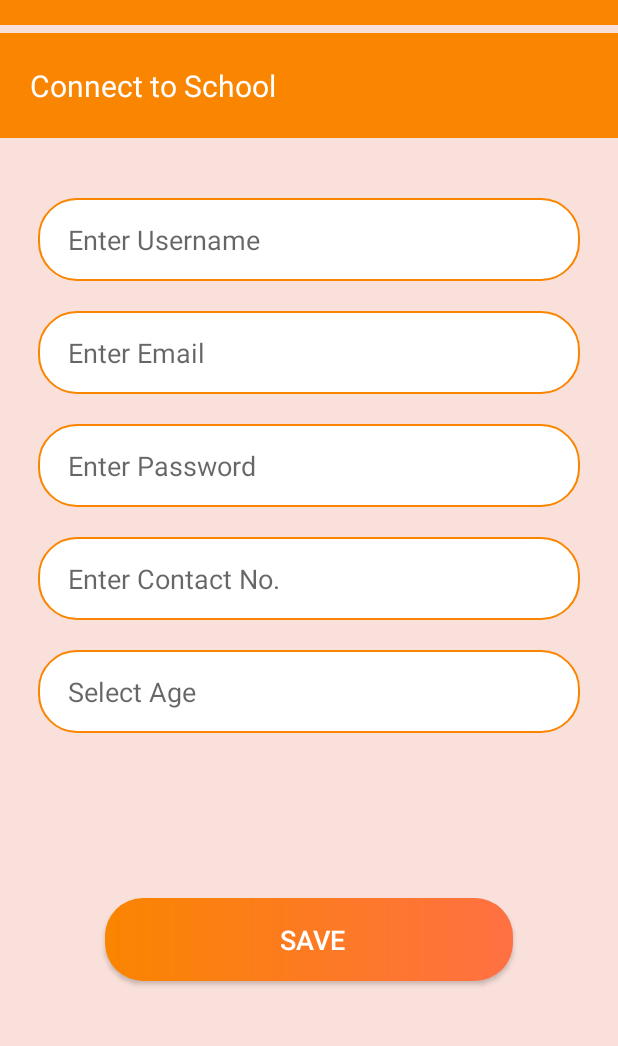
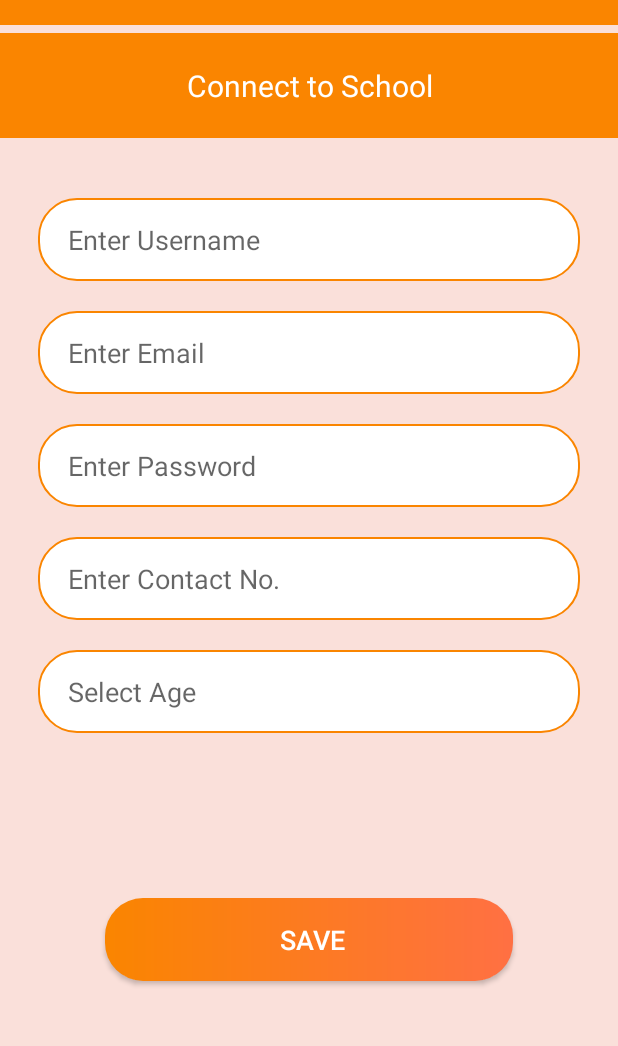
Before and after one commit to DaraniyaBhakti/LoginForm, an Android app: the LoginFormActivity screen opened directly, with no data from a screen before it, on a phone screen of 412 x 824 dp, the part 65-1111 px from its top. Run offline under Robolectric (Android 15) with nearby library versions, the phone set to English and light mode, and no system bars; libraries missing offline, so code that uses them is left out: com.shawnlin.numberpicker; plain views replace NumberPicker.

Commit message:
Assignment 1

```diff
--- a/app/src/main/res/layout/activity_login_form.xml
+++ b/app/src/main/res/layout/activity_login_form.xml
@@ -23,7 +23,7 @@
         android:textColor="@color/white"
         android:textSize="20sp"
         android:padding="20dp"
-        android:gravity="center_vertical"
+        android:gravity="center"
         android:layout_marginBottom="30dp"
         android:background="@color/colorPrimary"/>
     <EditText
```
